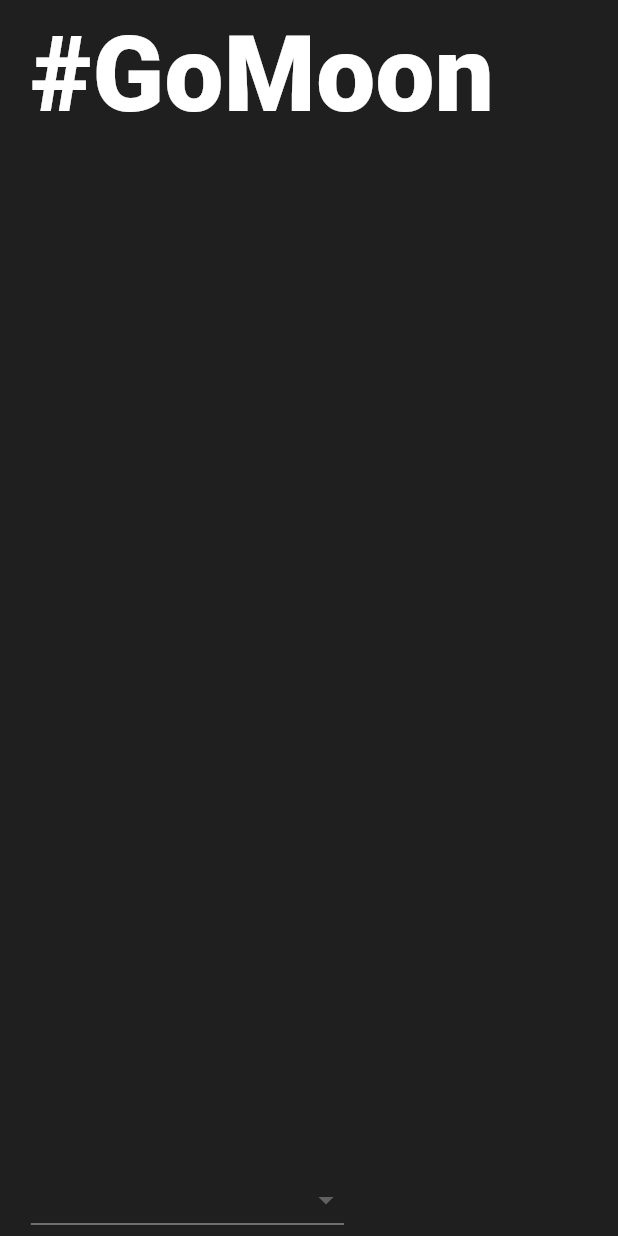
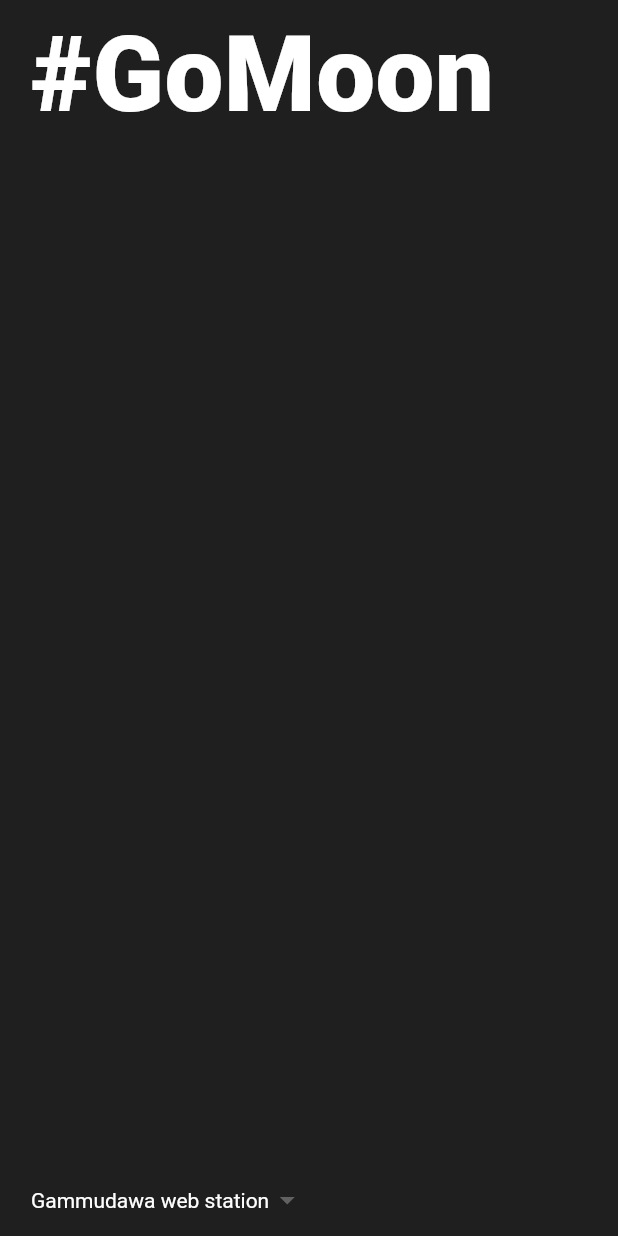
Before and after one commit to Randil-Hasanga/Go-Moon-App---Flutter, a Flutter app: the screen it shows after launch, on a phone screen of 412 x 824 dp. Run offline on Flutter 3.47's test engine with Material 3 defaults, Android fonts, the phone set to English and light mode, and no system bars.

Commit message:
Dropdown

```diff
--- a/lib/Pages/home_page.dart
+++ b/lib/Pages/home_page.dart
@@ -53,21 +53,25 @@ class HomePage extends StatelessWidget {
   }
 
   Widget _destinationDropDownMenu() {
-    List<DropdownMenuItem<String>> _items = [
+    List<String> _items = [
       'Gammudawa web station',
       'Matara web station',
-    ].map(
-      (e) {
-        return DropdownMenuItem(
-          child: Text(e),
-          value: e,
-        );
-      },
-    ).toList();
+    ];
     return Container(
       child: DropdownButton(
+        value: _items.first,
         onChanged: (_) {},
-        items: _items,
+        items: _items.map(
+          (e) {
+            return DropdownMenuItem(
+              child: Text(e),
+              value: e,
+            );
+          },
+        ).toList(),
+        underline: Container(),
+        dropdownColor: const Color.fromRGBO(53, 53, 53, 1.0),
+        style: const TextStyle(color: Colors.white),
       ),
     );
   }
```
